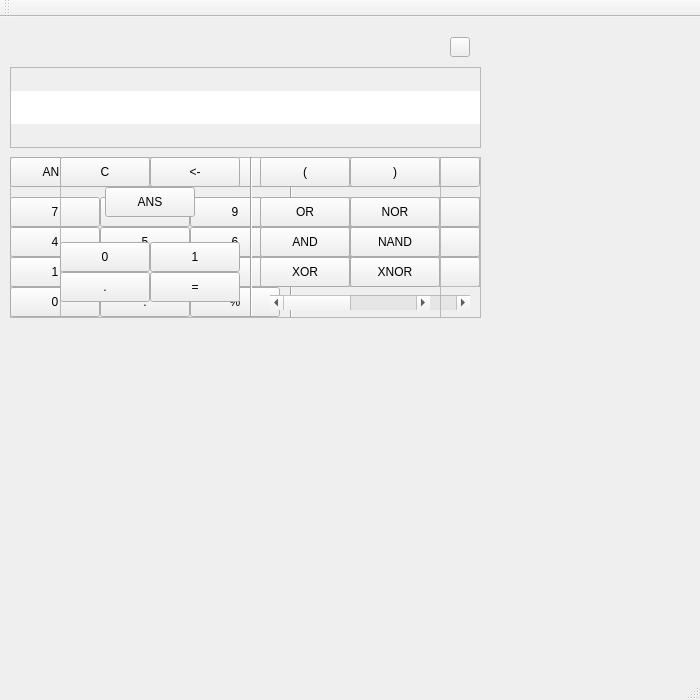
First picture: the form in src/mainwindow.ui, repository Trsak/Black-Coconuts, before the edit.
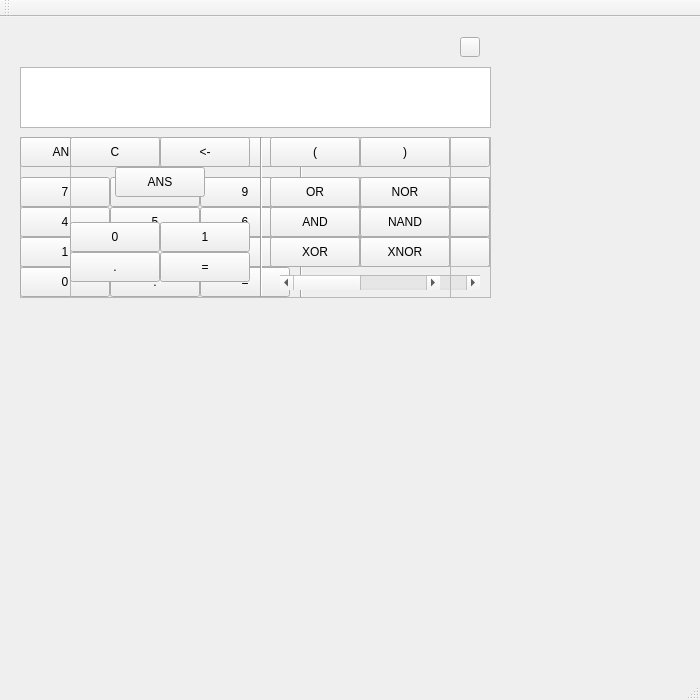
Second picture: the form after the edit. Icons and pictures are not drawn.

What changed in the file:
```diff
--- a/src/mainwindow.ui
+++ b/src/mainwindow.ui
@@ -13,11 +13,14 @@
   <property name="windowTitle">
    <string>Calculator</string>
   </property>
+  <property name="autoFillBackground">
+   <bool>true</bool>
+  </property>
   <widget class="QWidget" name="centralWidget">
-   <widget class="QToolButton" name="buttonSettings">
+   <widget class="QPushButton" name="buttonSettings">
     <property name="geometry">
      <rect>
-      <x>450</x>
+      <x>460</x>
       <y>20</y>
       <width>20</width>
       <height>20</height>
@@ -40,13 +43,13 @@
      </size>
     </property>
    </widget>
-   <widget class="QTextBrowser" name="textBrowser">
+   <widget class="QTextEdit" name="textEdit">
     <property name="geometry">
      <rect>
-      <x>10</x>
+      <x>20</x>
       <y>50</y>
       <width>471</width>
-      <height>81</height>
+      <height>61</height>
      </rect>
     </property>
     <property name="focusPolicy">
@@ -55,10 +58,17 @@
     <property name="layoutDirection">
      <enum>Qt::LeftToRight</enum>
     </property>
-    <property name="styleSheet">
-     <string notr="true">font: 14pt &quot;Verdana&quot;;
-padding-top: 23px;
-padding-bottom: 23px;</string>
+    <property name="autoFillBackground">
+     <bool>false</bool>
+    </property>
+    <property name="inputMethodHints">
+     <set>Qt::ImhMultiLine</set>
+    </property>
+    <property name="frameShape">
+     <enum>QFrame::StyledPanel</enum>
+    </property>
+    <property name="frameShadow">
+     <enum>QFrame::Sunken</enum>
     </property>
     <property name="verticalScrollBarPolicy">
      <enum>Qt::ScrollBarAlwaysOff</enum>
@@ -69,12 +79,25 @@
     <property name="lineWrapMode">
      <enum>QTextEdit::NoWrap</enum>
     </property>
+    <property name="readOnly">
+     <bool>true</bool>
+    </property>
+    <property name="html">
+     <string>&lt;!DOCTYPE HTML PUBLIC &quot;-//W3C//DTD HTML 4.0//EN&quot; &quot;http://www.w3.org/TR/REC-html40/strict.dtd&quot;&gt;
+&lt;html&gt;&lt;head&gt;&lt;meta name=&quot;qrichtext&quot; content=&quot;1&quot; /&gt;&lt;style type=&quot;text/css&quot;&gt;
+p, li { white-space: pre-wrap; }
+&lt;/style&gt;&lt;/head&gt;&lt;body style=&quot; font-family:'MS Shell Dlg 2'; font-size:8.25pt; font-weight:400; font-style:normal;&quot; bgcolor=&quot;#ffffff&quot;&gt;
+&lt;p style=&quot;-qt-paragraph-type:empty; margin-top:0px; margin-bottom:0px; margin-left:0px; margin-right:0px; -qt-block-indent:0; text-indent:0px; font-family:'Verdana'; font-size:14pt;&quot;&gt;&lt;br /&gt;&lt;/p&gt;&lt;/body&gt;&lt;/html&gt;</string>
+    </property>
+    <property name="textInteractionFlags">
+     <set>Qt::NoTextInteraction</set>
+    </property>
    </widget>
    <widget class="QFrame" name="mainWindow">
     <property name="geometry">
      <rect>
-      <x>10</x>
-      <y>140</y>
+      <x>20</x>
+      <y>120</y>
       <width>471</width>
       <height>161</height>
      </rect>
@@ -88,8 +111,8 @@
     <widget class="QPushButton" name="buttonEnter">
      <property name="geometry">
       <rect>
-       <x>380</x>
-       <y>100</y>
+       <x>180</x>
+       <y>130</y>
        <width>90</width>
        <height>30</height>
       </rect>
@@ -230,19 +253,6 @@
       <string>&lt;-</string>
      </property>
     </widget>
-    <widget class="QPushButton" name="buttonPercentage">
-     <property name="geometry">
-      <rect>
-       <x>180</x>
-       <y>130</y>
-       <width>90</width>
-       <height>30</height>
-      </rect>
-     </property>
-     <property name="text">
-      <string>%</string>
-     </property>
-    </widget>
     <widget class="QPushButton" name="buttonANS">
      <property name="geometry">
       <rect>
@@ -300,8 +310,8 @@
      <widget class="QPushButton" name="buttonDivision">
       <property name="geometry">
        <rect>
-        <x>0</x>
-        <y>0</y>
+        <x>90</x>
+        <y>60</y>
         <width>90</width>
         <height>30</height>
        </rect>
@@ -313,7 +323,7 @@
      <widget class="QPushButton" name="buttonMultiply">
       <property name="geometry">
        <rect>
-        <x>0</x>
+        <x>90</x>
         <y>30</y>
         <width>90</width>
         <height>30</height>
@@ -323,24 +333,11 @@
        <string>*</string>
       </property>
      </widget>
-     <widget class="QPushButton" name="buttonNEVIM">
-      <property name="geometry">
-       <rect>
-        <x>0</x>
-        <y>60</y>
-        <width>90</width>
-        <height>30</height>
-       </rect>
-      </property>
-      <property name="text">
-       <string>?</string>
-      </property>
-     </widget>
      <widget class="QPushButton" name="buttonMinus">
       <property name="geometry">
        <rect>
-        <x>90</x>
-        <y>0</y>
+        <x>0</x>
+        <y>60</y>
         <width>90</width>
         <height>30</height>
        </rect>
@@ -352,7 +349,7 @@
      <widget class="QPushButton" name="buttonPlus">
       <property name="geometry">
        <rect>
-        <x>90</x>
+        <x>0</x>
         <y>30</y>
         <width>90</width>
         <height>30</height>
@@ -526,8 +523,8 @@
    <widget class="QFrame" name="binaryWindow">
     <property name="geometry">
      <rect>
-      <x>60</x>
-      <y>140</y>
+      <x>70</x>
+      <y>120</y>
       <width>381</width>
       <height>161</height>
      </rect>
```
Left out of the diff: 76 changed lines with no effect on the pictures.
